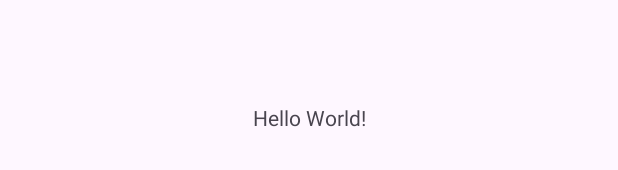
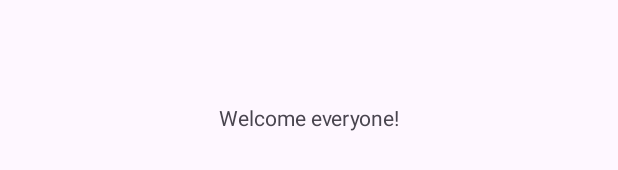
Before and after one commit to sanjanas01/Holidaze, an Android app: the layout activity_main.xml on its own in the app's theme, with its tools: preview values and no code run, on a phone screen of 412 x 824 dp. Shown: the part 501-671 px from the top of the screen. Run offline under Robolectric (Android 15) with nearby library versions, the phone set to English and light mode, and no system bars.

Commit message:
first commit

```diff
--- a/app/src/main/res/layout/activity_main.xml
+++ b/app/src/main/res/layout/activity_main.xml
@@ -9,7 +9,7 @@
     <TextView
         android:layout_width="wrap_content"
         android:layout_height="wrap_content"
-        android:text="Hello World!"
+        android:text="Welcome everyone!"
         app:layout_constraintBottom_toBottomOf="parent"
         app:layout_constraintEnd_toEndOf="parent"
         app:layout_constraintStart_toStartOf="parent"
```
